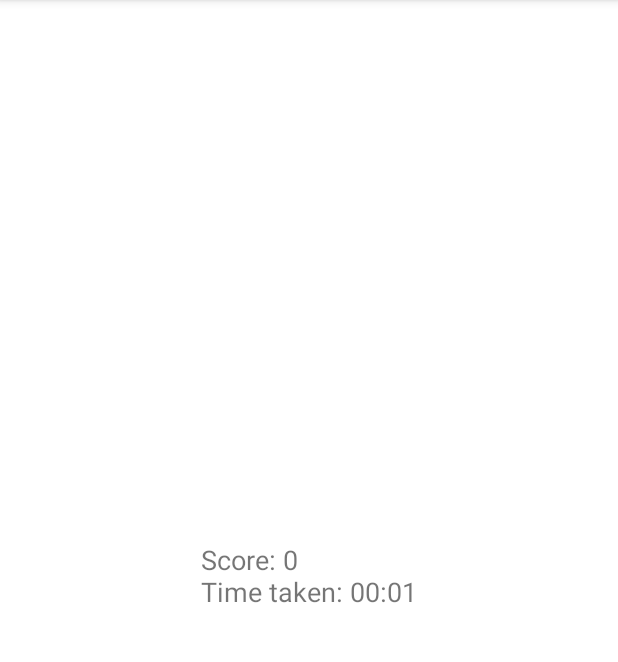
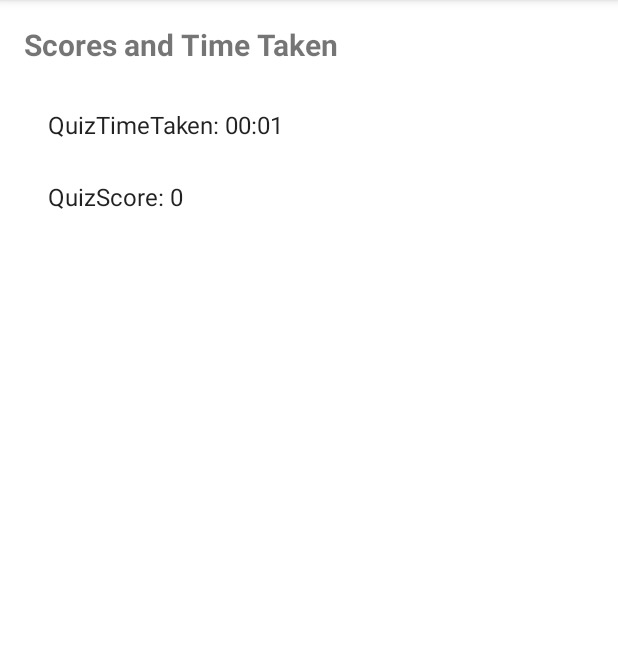
Before and after one commit to KWells58/TriviaGame, an Android app: the ScoresActivity screen opened directly, with no data from a screen before it, on a phone screen of 412 x 824 dp, the part 84-746 px from its top. Run offline under Robolectric (Android 15) with nearby library versions, the phone set to English and light mode, and no system bars.

```diff
--- a/app/src/main/java/edu/floridapoly/securesoftware/spring24/triviagame/QuizActivity.java
+++ b/app/src/main/java/edu/floridapoly/securesoftware/spring24/triviagame/QuizActivity.java
@@ -115,9 +115,15 @@ public class QuizActivity extends AppCompatActivity {
             Toast.makeText(this, "Wrong!", Toast.LENGTH_SHORT).show();
         }
 
-        // Move to the next question
+        // Move to the next question or end the quiz
         currentQuestionIndex++;
-        showQuestion();
+        if (currentQuestionIndex < questionList.size()) {
+            // Display the next question
+            showQuestion();
+        } else {
+            // No more questions, end the quiz
+            endQuiz();
+        }
     }
 
     private void endQuiz() {
@@ -131,11 +137,14 @@ public class QuizActivity extends AppCompatActivity {
         // Display the user's final score and time taken
         Toast.makeText(this, "Quiz ended. Your score: " + score + "\nTime taken: " + timeTaken, Toast.LENGTH_LONG).show();
 
-        SharedPreferences sharedPreferences = getSharedPreferences("UserPrefs", MODE_PRIVATE);
+        // Save the score and time taken in SharedPreferences
+        SharedPreferences sharedPreferences = getSharedPreferences("ScoresPrefs", MODE_PRIVATE);
         SharedPreferences.Editor editor = sharedPreferences.edit();
-        editor.putString("scores", "Score: " + score + "\nTime taken: " + timeTaken);
+        editor.putString("QuizScore", String.valueOf(score));
+        editor.putString("QuizTimeTaken", timeTaken);
         editor.apply();
-
+        // Display the user's final score and time taken
+        Toast.makeText(this, "Quiz ended. Your score: " + score + "\nTime taken: " + timeTaken, Toast.LENGTH_LONG).show();
         finish();
     }
 }
--- a/app/src/main/java/edu/floridapoly/securesoftware/spring24/triviagame/ScoresActivity.java
+++ b/app/src/main/java/edu/floridapoly/securesoftware/spring24/triviagame/ScoresActivity.java
@@ -1,24 +1,39 @@
 package edu.floridapoly.securesoftware.spring24.triviagame;
 
-import android.annotation.SuppressLint;
 import android.content.SharedPreferences;
 import android.os.Bundle;
-import android.widget.TextView;
+import android.widget.ArrayAdapter;
+import android.widget.ListView;
 import androidx.appcompat.app.AppCompatActivity;
+import java.util.ArrayList;
+import java.util.List;
+import java.util.Map;
 
 public class ScoresActivity extends AppCompatActivity {
+    private ListView scoresListView;
+    private SharedPreferences sharedPreferences;
 
     @Override
     protected void onCreate(Bundle savedInstanceState) {
         super.onCreate(savedInstanceState);
         setContentView(R.layout.activity_scores);
 
-        // Retrieve scores from SharedPreferences
-        SharedPreferences sharedPreferences = getSharedPreferences("UserPrefs", MODE_PRIVATE);
-        String scores = sharedPreferences.getString("scores", "");
+        // Initialize views
+        scoresListView = findViewById(R.id.scoresListView);
 
-        // Display scores
-        TextView scoresTextView = findViewById(R.id.scoresTextView);
-        scoresTextView.setText(scores);
+        // Retrieve scores and time taken from SharedPreferences
+        sharedPreferences = getSharedPreferences("ScoresPrefs", MODE_PRIVATE);
+        Map<String, ?> allScores = sharedPreferences.getAll();
+
+        // Create a list of strings to display in the ListView
+        List<String> scoreList = new ArrayList<>();
+        for (Map.Entry<String, ?> entry : allScores.entrySet()) {
+            String quizInfo = entry.getKey() + ": " + entry.getValue();
+            scoreList.add(quizInfo);
+        }
+
+        // Create an ArrayAdapter to display the scores in the ListView
+        ArrayAdapter<String> adapter = new ArrayAdapter<>(this, android.R.layout.simple_list_item_1, scoreList);
+        scoresListView.setAdapter(adapter);
     }
 }
--- a/app/src/main/res/layout/activity_scores.xml
+++ b/app/src/main/res/layout/activity_scores.xml
@@ -1,14 +1,24 @@
 <?xml version="1.0" encoding="utf-8"?>
 <RelativeLayout xmlns:android="http://schemas.android.com/apk/res/android"
     android:layout_width="match_parent"
-    android:layout_height="match_parent">
+    android:layout_height="match_parent"
+    android:padding="16dp">
 
     <TextView
-        android:id="@+id/scoresTextView"
-        android:layout_width="wrap_content"
+        android:id="@+id/titleTextView"
+        android:layout_width="match_parent"
         android:layout_height="wrap_content"
-        android:layout_centerInParent="true"
-        android:text="Scores will be displayed here"
-        android:textSize="18sp" />
+        android:text="Scores and Time Taken"
+        android:textSize="20sp"
+        android:textStyle="bold"
+        android:layout_marginBottom="16dp"/>
+
+    <ListView
+        android:id="@+id/scoresListView"
+        android:layout_width="match_parent"
+        android:layout_height="wrap_content"
+        android:layout_below="@id/titleTextView"
+        android:divider="@null"
+        android:dividerHeight="0dp"/>
 
 </RelativeLayout>
```
